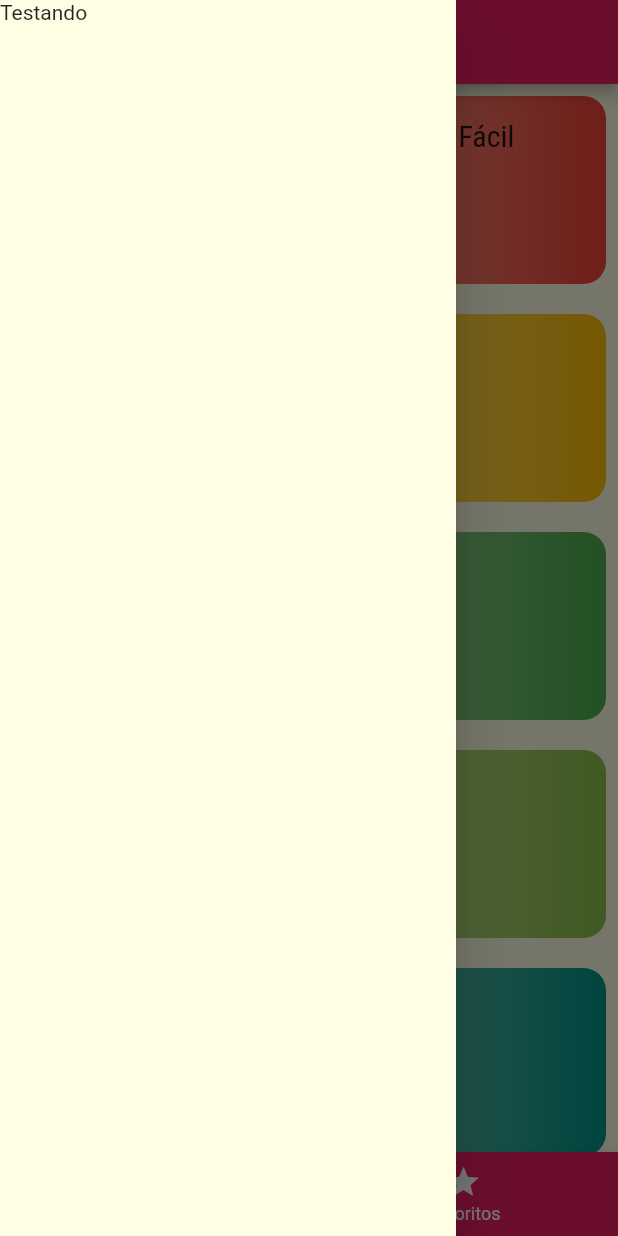
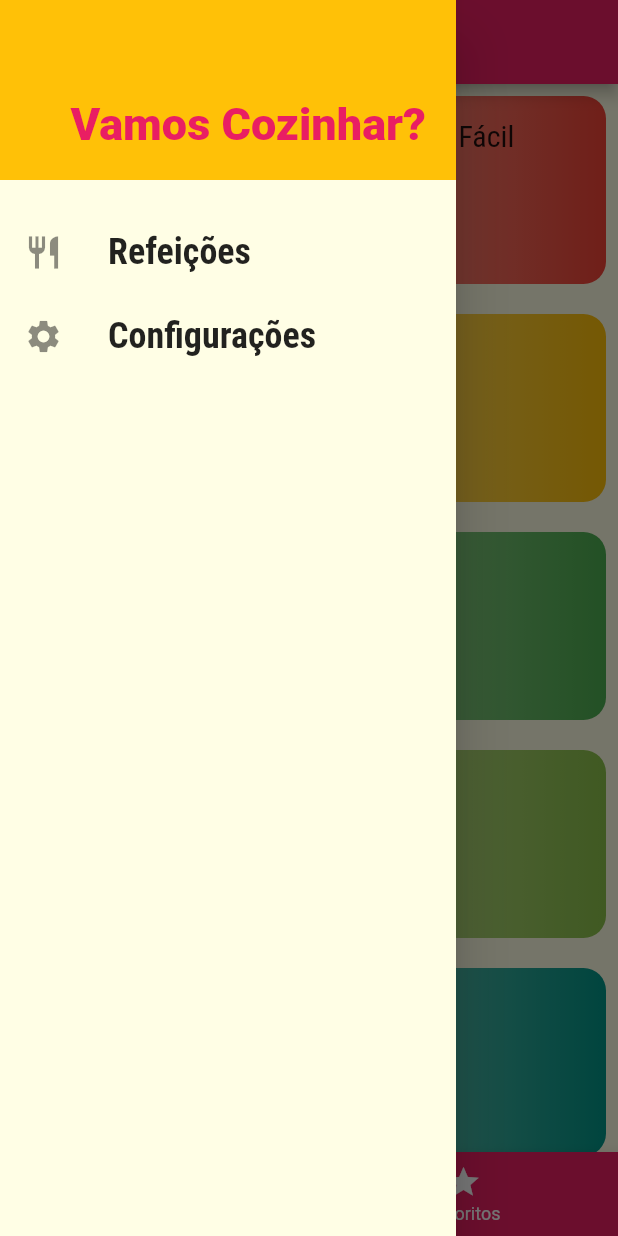
Before and after one commit to PBayma/meals, a Flutter app: the screen it shows after launch, with the side drawer open, on a phone screen of 412 x 824 dp. Run offline on Flutter 3.47's test engine with Material 2 defaults, Android fonts, the phone set to English and light mode, and no system bars.

Commit message:
Creating drawer layout

```diff
--- /dev/null
+++ b/lib/components/main_drawer.dart
@@ -0,0 +1,48 @@
+import 'package:flutter/material.dart';
+
+class MainDrawer extends StatelessWidget {
+  Widget _createItem(IconData icon, String label) {
+    return ListTile(
+      leading: Icon(
+        icon,
+        size: 26,
+      ),
+      title: Text(
+        label,
+        style: TextStyle(
+          fontFamily: 'RobotoCondensed',
+          fontSize: 24,
+          fontWeight: FontWeight.bold,
+        ),
+      ),
+      onTap: () {},
+    );
+  }
+
+  @override
+  Widget build(BuildContext context) {
+    return Drawer(
+      child: Column(
+        children: [
+          Container(
+            height: 120,
+            width: double.infinity,
+            padding: EdgeInsets.all(20),
+            color: Theme.of(context).accentColor,
+            alignment: Alignment.bottomRight,
+            child: Text(
+              'Vamos Cozinhar?',
+              style: TextStyle(
+                  fontWeight: FontWeight.w900,
+                  fontSize: 30,
+                  color: Theme.of(context).primaryColor),
+            ),
+          ),
+          SizedBox(height: 20),
+          _createItem(Icons.restaurant, 'Refeições'),
+          _createItem(Icons.settings, 'Configurações'),
+        ],
+      ),
+    );
+  }
+}
--- a/lib/screens/tabs_screen.dart
+++ b/lib/screens/tabs_screen.dart
@@ -1,4 +1,5 @@
 import 'package:flutter/material.dart';
+import 'package:meals/components/main_drawer.dart';
 
 import 'categories_screen.dart';
 import 'favorite_screen.dart';
@@ -24,11 +25,10 @@ class _TabsScreenState extends State<TabsScreen> {
   @override
   Widget build(BuildContext context) {
     return Scaffold(
-      drawer: Drawer(
-        child: Text('Testando'),
-      ),
+      drawer: MainDrawer(),
       appBar: AppBar(
         title: Text(_screens[_selectedScreenIndex]['title']),
+        centerTitle: true,
       ),
       body: _screens[_selectedScreenIndex]['screen'],
       bottomNavigationBar: BottomNavigationBar(
```
Also changed, not shown: pubspec.lock.
